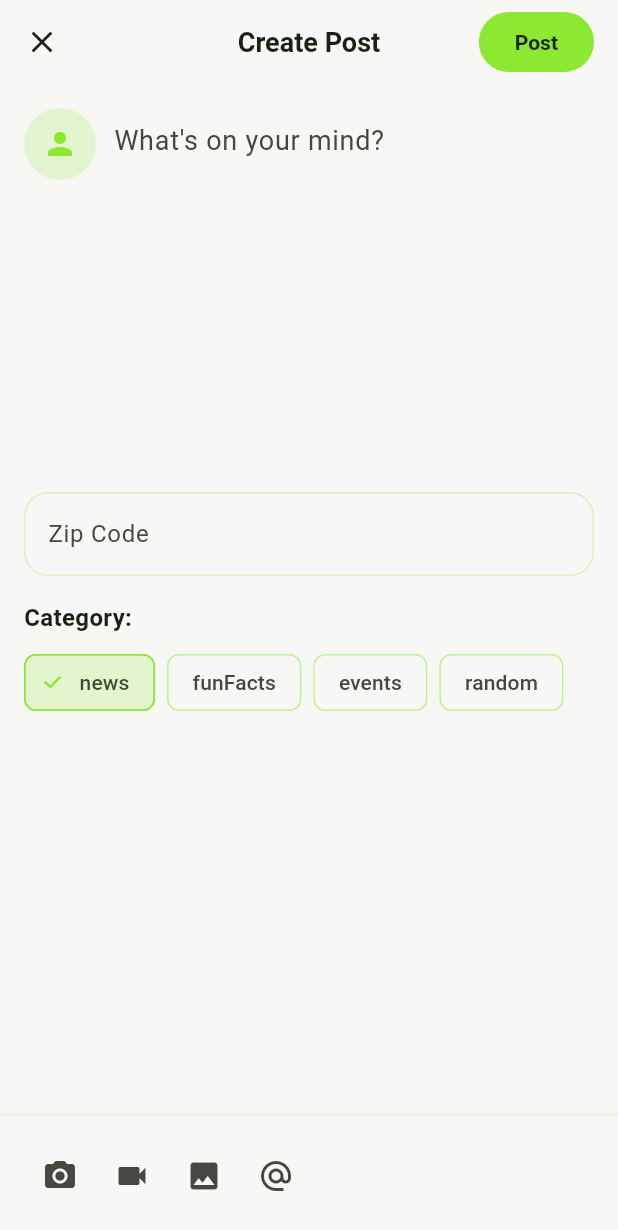
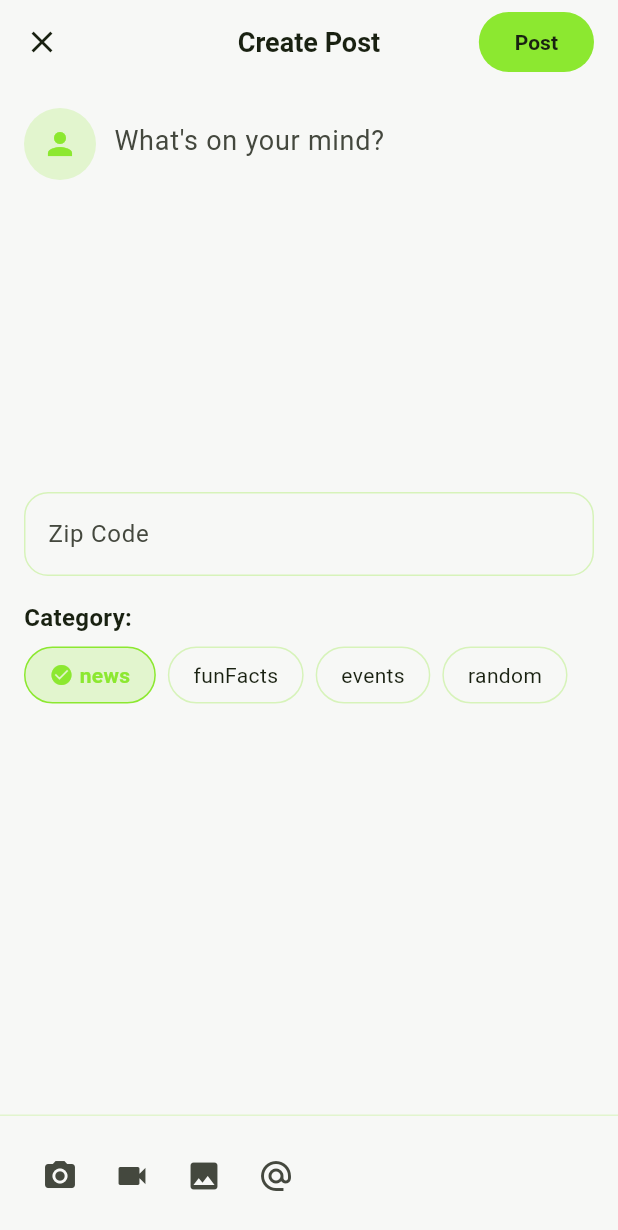
Before and after one commit to dp9910/zipsocial, a Flutter app: the CreatePostScreen screen opened directly, after a tap on "news", on a phone screen of 412 x 824 dp. Shown: the top 1230 px of the screen. Run offline on Flutter 3.47's test engine with Material 3 defaults, Android fonts, the phone set to English and light mode, and no system bars; our stand-ins replace google_sign_in, supabase_flutter; accounts and stored records are empty; Roboto replaces fonts that are missing (BeVietnamPro).

Commit message:
fix: Resolve category selection and saved posts functionality issues
- Fix category selection becoming unresponsive after text field focus
- Replace ChoiceChip with custom GestureDetector containers for better interaction
- Add visual feedback with check icons and improved styling
- Fix saved posts query syntax error with correct column references
- Use post_interactions.updated_at instead of non-existent created_at column
- Order saved posts by posts.created_at for proper timeline display

🤖 Generated with [Claude Code](https://claude.ai/code)

Co-Authored-By: Claude <noreply@anthropic.com>

```diff
--- a/lib/screens/create_post_screen.dart
+++ b/lib/screens/create_post_screen.dart
@@ -188,19 +188,45 @@ class _CreatePostScreenState extends State<CreatePostScreen> {
                     spacing: 8,
                     children: PostTag.values.map((tag) {
                       final isSelected = _selectedTag == tag;
-                      return ChoiceChip(
-                        label: Text(tag.name),
-                        selected: isSelected,
-                        onSelected: (selected) {
-                          if (selected) setState(() => _selectedTag = tag);
+                      return GestureDetector(
+                        onTap: () {
+                          setState(() => _selectedTag = tag);
                         },
-                        backgroundColor: Colors.transparent,
-                        selectedColor: AppTheme.primary.withOpacity(0.2),
-                        checkmarkColor: AppTheme.primary,
-                        side: BorderSide(
-                          color: isSelected
-                            ? AppTheme.primary
-                            : AppTheme.primary.withOpacity(0.3),
+                        child: Container(
+                          padding: const EdgeInsets.symmetric(horizontal: 16, vertical: 8),
+                          decoration: BoxDecoration(
+                            color: isSelected
+                              ? AppTheme.primary.withOpacity(0.2)
+                              : Colors.transparent,
+                            borderRadius: BorderRadius.circular(20),
+                            border: Border.all(
+                              color: isSelected
+                                ? AppTheme.primary
+                                : AppTheme.primary.withOpacity(0.3),
+                            ),
+                          ),
+                          child: Row(
+                            mainAxisSize: MainAxisSize.min,
+                            children: [
+                              if (isSelected) ...[
+                                Icon(
+                                  Icons.check_circle,
+                                  size: 16,
+                                  color: AppTheme.primary,
+                                ),
+                                const SizedBox(width: 4),
+                              ],
+                              Text(
+                                tag.name,
+                                style: TextStyle(
+                                  color: isSelected
+                                    ? AppTheme.primary
+                                    : Theme.of(context).textTheme.bodyMedium?.color,
+                                  fontWeight: isSelected ? FontWeight.w600 : FontWeight.normal,
+                                ),
+                              ),
+                            ],
+                          ),
                         ),
                       );
                     }).toList(),
--- a/lib/services/post_service.dart
+++ b/lib/services/post_service.dart
@@ -167,12 +167,12 @@ class PostInteractionService {
         .from('posts')
         .select('''
           *,
-          post_interactions!inner(user_id, vote, is_saved)
+          post_interactions!inner(user_id, vote, is_saved, updated_at)
         ''')
         .eq('post_interactions.user_id', user.id)
         .eq('post_interactions.is_saved', true)
         .eq('is_active', true)
-        .order('post_interactions.created_at', ascending: false)
+        .order('created_at', ascending: false)
         .range(offset, offset + limit - 1);
 
     return response.map<Post>((json) => Post.fromJson(json)).toList();
```
